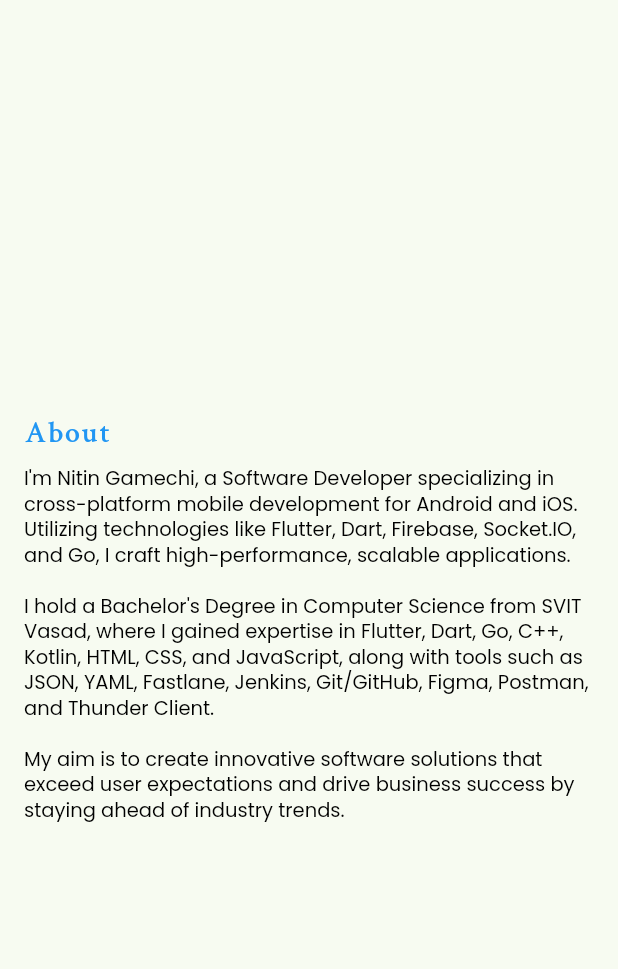
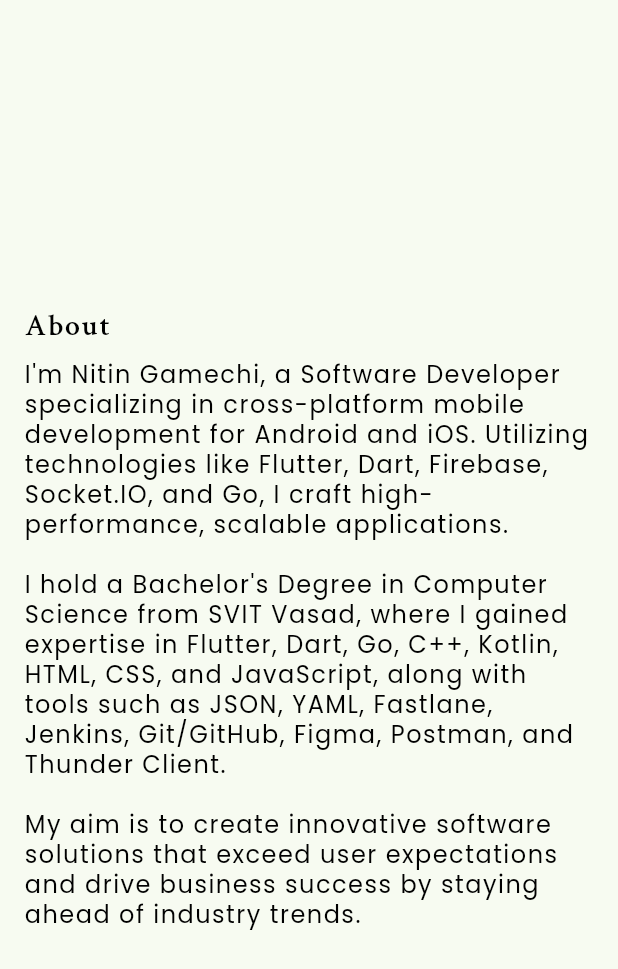
Before and after one commit to GamechiNitin/nitingamechi.com, a Flutter app: the AboutComponent widget shown alone on an empty page, opened directly, on a phone screen of 412 x 824 dp. Shown: the top 969 px of the screen. Run offline on Flutter 3.47's test engine with Material 3 defaults, Android fonts, the light colour scheme and no system bars; our stand-ins replace flutter_bloc, google_fonts, rive, shared_preferences, shimmer; missing offline and left inert: flutter_responsive_ui; accounts and stored records are empty.

Commit message:
UI Changes

```diff
--- a/lib/ui/features/home/view/mobile/about_componet.dart
+++ b/lib/ui/features/home/view/mobile/about_component.dart
@@ -1,4 +1,5 @@
 import 'package:flutter/material.dart';
+import 'package:flutter_responsive_ui/flutter_responsive_ui.dart';
 import 'package:nitingamechi/utils/export/utils_export.dart';
 
 class AboutComponent extends StatelessWidget {
@@ -14,15 +15,18 @@
         children: [
           Text(
             AppString.kAboutMe,
-            style: Theme.of(context).textTheme.headlineSmall?.copyWith(
-                  color: AppColors.kBlueColor,
-                ),
+            style: Theme.of(context).textTheme.headlineSmall,
           ),
           const SizedBox(height: 8),
           Text(
             AppString.kAboutSubtitle2,
             // textAlign: TextAlign.justify,
-            style: Theme.of(context).textTheme.titleLarge,
+            style: Theme.of(context).textTheme.titleLarge?.copyWith(
+                  fontSize: (!DeviceInfo(context).isMobile &&
+                          !DeviceInfo(context).isSmallMobile)
+                      ? 16
+                      : null,
+                ),
           ),
         ],
       ),
--- a/lib/utils/theme/app_colors.dart
+++ b/lib/utils/theme/app_colors.dart
@@ -11,6 +11,7 @@
   static const Color kWhiteColor = Colors.white;
   static const Color kLightWhiteColor = Color(0xBFFFFFFF);
   static const Color kWhite90Color = Color(0xE6FFFFFF);
+  static const Color kWhite40Color = Color(0x40FFFFFF);
   static const Color kBlackColor = Colors.black;
   static const Color kMediumBlackColor = Colors.black54;
 
--- a/lib/utils/theme/app_style.dart
+++ b/lib/utils/theme/app_style.dart
@@ -7,7 +7,8 @@
   static TextStyle kTitleStyle = GoogleFonts.poppins(
     color: AppColors.kWhite90Color,
     fontSize: 13,
-    fontWeight: FontWeight.w400,
+    fontWeight: FontWeight.w300,
+    letterSpacing: 1,
   );
   static TextStyle kTitleMedium = GoogleFonts.poppins(
     fontSize: 16,
@@ -28,6 +29,7 @@
     color: AppColors.kBlackColor,
     fontSize: 13,
     fontWeight: FontWeight.w400,
+    letterSpacing: 1,
   );
   static TextStyle kTitleMedium = GoogleFonts.poppins(
     fontSize: 16,
```
Also changed, not shown: lib/ui/features/home/view/mobile/home_component.dart (+16 -9 lines), lib/ui/features/home/view/mobile/mobile_screen.dart (+7 -1 lines).
